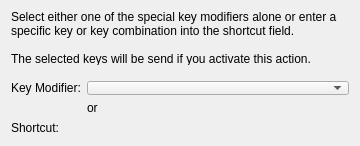
Old version of the form src/kcmodule/selectkeystroke.ui in the repository KDE/wacomtablet.
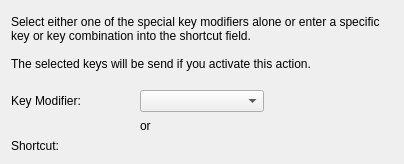
New version of the form. Custom widgets are drawn as their Qt base class.

Commit message: use unique shortcut name rather than the keysequence for global shortcuts

```diff
--- a/src/kcmodule/selectkeystroke.ui
+++ b/src/kcmodule/selectkeystroke.ui
@@ -6,8 +6,8 @@
    <rect>
     <x>0</x>
     <y>0</y>
-    <width>360</width>
-    <height>146</height>
+    <width>404</width>
+    <height>164</height>
    </rect>
   </property>
   <property name="windowTitle">
@@ -43,7 +43,7 @@
     </spacer>
    </item>
    <item>
-    <layout class="QFormLayout" name="formLayout">
+    <layout class="QGridLayout" name="gridLayout">
      <item row="0" column="0">
       <widget class="QLabel" name="label_3">
        <property name="text">
@@ -85,6 +85,13 @@
        </property>
       </widget>
      </item>
+     <item row="2" column="2">
+      <widget class="QLabel" name="globalShortcut">
+       <property name="text">
+        <string/>
+       </property>
+      </widget>
+     </item>
     </layout>
    </item>
   </layout>
```
The commit also changes 6 other files.
